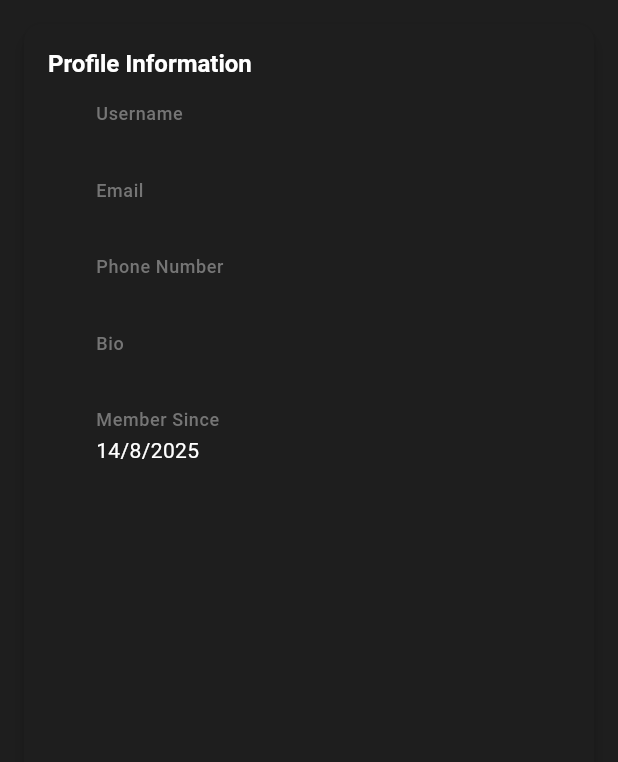
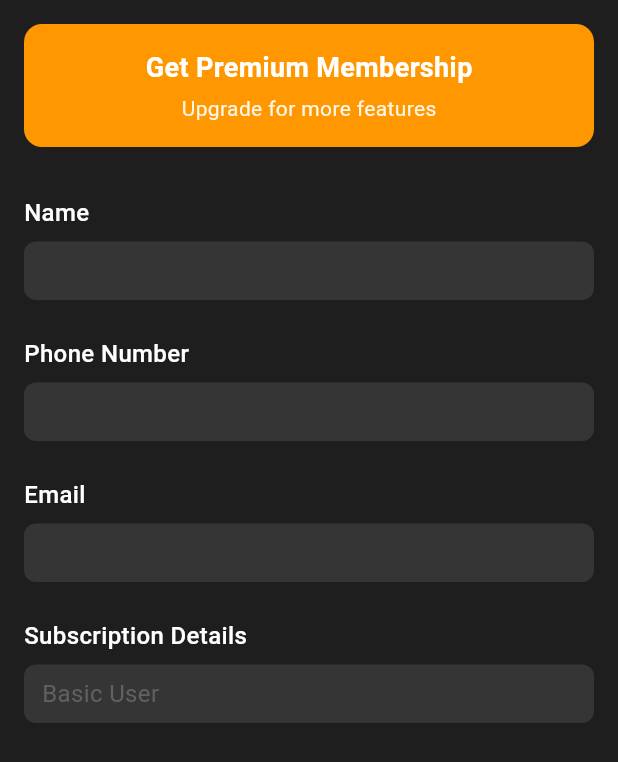
Before and after one commit to AlirezaHosseinkhani/Famz, a Flutter app: the ProfileInfoWidget widget shown alone on an empty page, opened directly with empty values, on a phone screen of 412 x 824 dp. Shown: the top 762 px of the screen. Run offline on Flutter 3.47's test engine with Material 3 defaults, Android fonts, the light colour scheme and no system bars; our stand-ins replace audioplayers, camera, connectivity_plus, dartz, equatable, flutter_bloc and 10 more; missing offline and left inert: flutter_sound; accounts and stored records are empty; network calls fail.

Commit message:
Implement profile UI

```diff
--- a/lib/presentation/widgets/profile/profile_info_widget.dart
+++ b/lib/presentation/widgets/profile/profile_info_widget.dart
@@ -14,107 +14,119 @@ class ProfileInfoWidget extends StatelessWidget {
 
   @override
   Widget build(BuildContext context) {
-    return Card(
+    return Container(
       margin: const EdgeInsets.all(16),
-      child: Padding(
-        padding: const EdgeInsets.all(16),
       child: Column(
         crossAxisAlignment: CrossAxisAlignment.start,
         children: [
-            Row(
-              mainAxisAlignment: MainAxisAlignment.spaceBetween,
+          // Premium Membership Banner
+          Container(
+            width: double.infinity,
+            padding: const EdgeInsets.symmetric(vertical: 16, horizontal: 20),
+            decoration: BoxDecoration(
+              color: Colors.orange,
+              borderRadius: BorderRadius.circular(12),
+            ),
+            child: Column(
               children: [
                 Text(
-                  'Profile Information',
-                  style: Theme.of(context).textTheme.titleLarge?.copyWith(
+                  'Get Premium Membership',
+                  style: TextStyle(
+                    color: Colors.white,
+                    fontSize: 18,
                     fontWeight: FontWeight.bold,
                   ),
                 ),
-                if (onEditTap != null)
-                  IconButton(
-                    onPressed: onEditTap,
-                    icon: const Icon(Icons.edit),
+                const SizedBox(height: 4),
+                Text(
+                  'Upgrade for more features',
+                  style: TextStyle(
+                    color: Colors.white.withOpacity(0.9),
+                    fontSize: 14,
                   ),
-              ],
-            ),
-            const SizedBox(height: 16),
-            _buildInfoRow(
-              context,
-              'Username',
-              profile.username,
-              Icons.person,
-            ),
-            const SizedBox(height: 12),
-            _buildInfoRow(
-              context,
-              'Email',
-              profile.email,
-              Icons.email,
-            ),
-            const SizedBox(height: 12),
-            _buildInfoRow(
-              context,
-              'Phone Number',
-              profile.phoneNumber ?? 'Not provided',
-              Icons.phone,
-            ),
-            const SizedBox(height: 12),
-            _buildInfoRow(
-              context,
-              'Bio',
-              profile.bio ?? 'No bio available',
-              Icons.info,
-              maxLines: 3,
-            ),
-            const SizedBox(height: 12),
-            _buildInfoRow(
-              context,
-              'Member Since',
-              _formatDate(DateTime.now()),
-              // _formatDate(profile.createdAt),
-              Icons.calendar_today,
                 ),
               ],
             ),
           ),
+
+          const SizedBox(height: 32),
+
+          // Profile Information Fields
+          _buildInfoField(
+            context,
+            'Name',
+            profile.username,
+          ),
+
+          const SizedBox(height: 24),
+
+          _buildInfoField(
+            context,
+            'Phone Number',
+            profile.phoneNumber ?? "---",
+          ),
+
+          const SizedBox(height: 24),
+
+          _buildInfoField(
+            context,
+            'Email',
+            profile.email ?? "---",
+          ),
+
+          const SizedBox(height: 24),
+
+          _buildInfoField(
+            context,
+            'Subscription Details',
+            'Basic User',
+          ),
+
+          if (profile.bio != null && profile.bio!.isNotEmpty) ...[
+            const SizedBox(height: 24),
+            _buildInfoField(
+              context,
+              'Bio',
+              profile.bio!,
+            ),
+          ],
+        ],
+      ),
     );
   }
 
-  Widget _buildInfoRow(
+  Widget _buildInfoField(
     BuildContext context,
     String label,
     String value,
-    IconData icon, {
-    int maxLines = 1,
-  }) {
-    return Row(
-      crossAxisAlignment: CrossAxisAlignment.start,
-      children: [
-        Icon(
-          icon,
-          size: 20,
-          color: Theme.of(context).primaryColor,
-        ),
-        const SizedBox(width: 12),
-        Expanded(
-          child: Column(
+  ) {
+    return Column(
       crossAxisAlignment: CrossAxisAlignment.start,
       children: [
         Text(
           label,
-                style: Theme.of(context).textTheme.bodySmall?.copyWith(
-                      color: Colors.grey[600],
+          style: TextStyle(
+            color: Colors.white,
+            fontSize: 16,
             fontWeight: FontWeight.w500,
           ),
         ),
-              const SizedBox(height: 2),
-              Text(
+        const SizedBox(height: 8),
+        Container(
+          width: double.infinity,
+          padding: const EdgeInsets.symmetric(horizontal: 12, vertical: 8),
+          decoration: BoxDecoration(
+            color: Colors.white10, // Light white background
+            borderRadius: BorderRadius.circular(8), // Rounded border
+          ),
+          child: Text(
             value,
-                style: Theme.of(context).textTheme.bodyMedium,
-                maxLines: maxLines,
-                overflow: TextOverflow.ellipsis,
+            style: TextStyle(
+              color: Colors.grey[700],
+              // Darker text for better contrast on light background
+              fontSize: 16,
+              fontWeight: FontWeight.w400,
             ),
-            ],
           ),
         ),
       ],
```
Also changed, not shown: lib/presentation/pages/main/profile/profile_page.dart (+48 -55 lines). Lines whose indentation alone changed are shown as unchanged.
